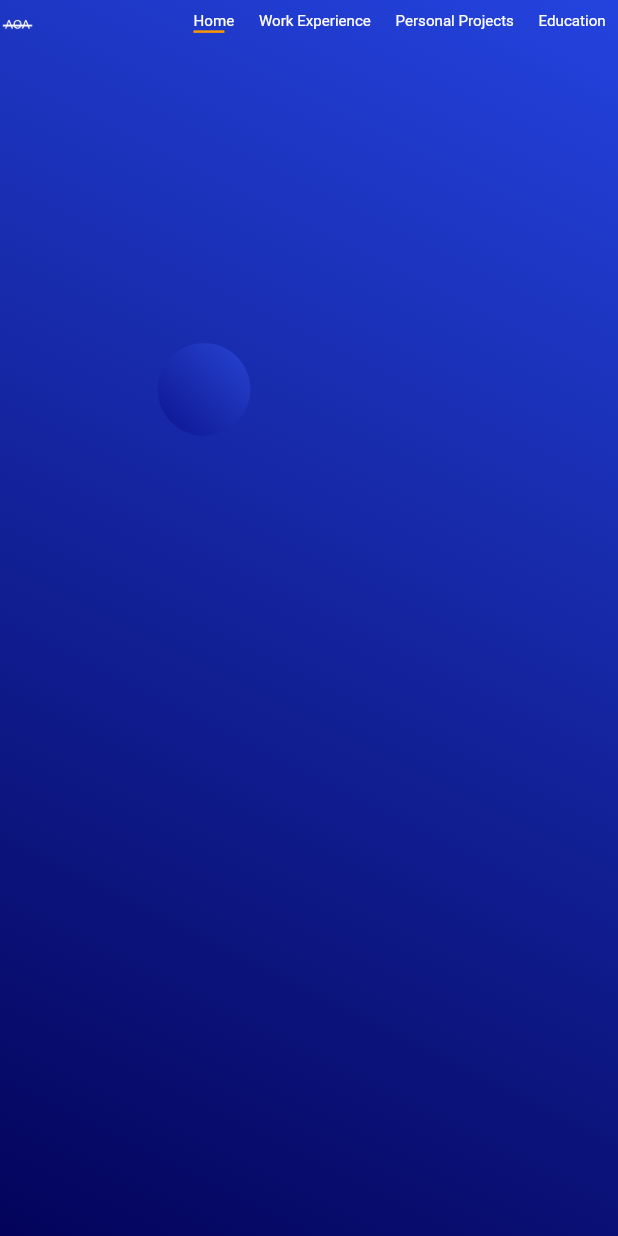
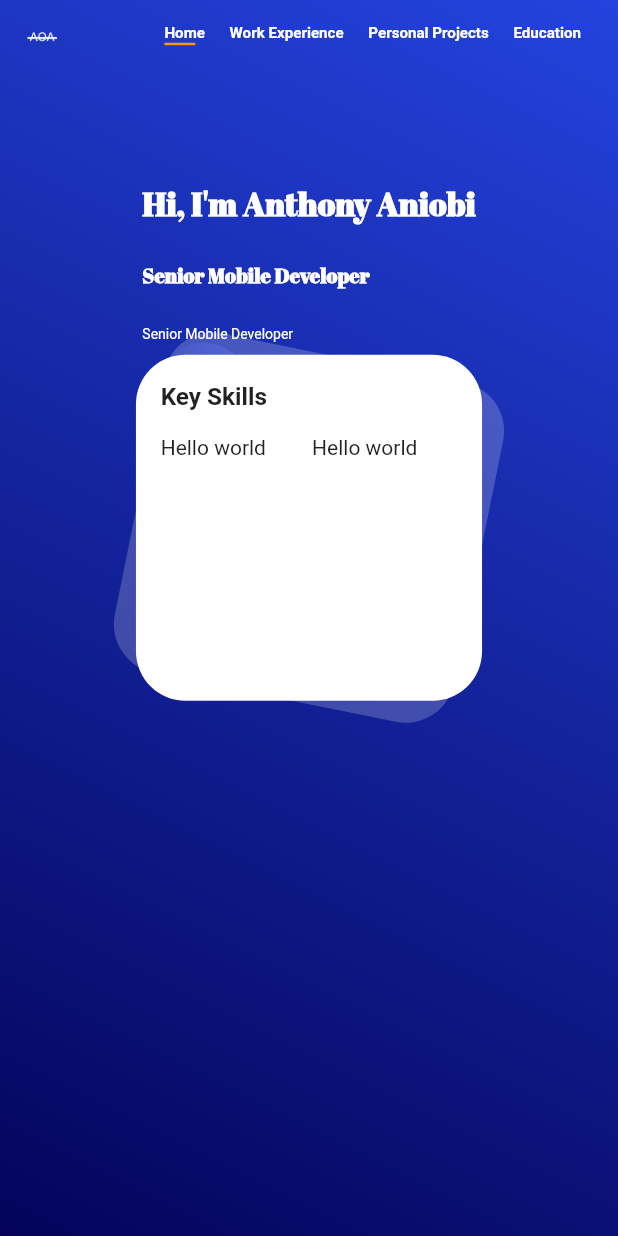
Before and after one commit to AnthonyAniobi/Portfolio, a Flutter app: the screen it shows after launch, on a phone screen of 412 x 824 dp. Run offline on Flutter 3.47's test engine with Material 2 defaults, Android fonts, the light colour scheme and no system bars; our stand-ins replace responsive_sizer, url_strategy.

Commit message:
create all screens

```diff
--- a/lib/screens/home/home_screen.dart
+++ b/lib/screens/home/home_screen.dart
@@ -1,6 +1,6 @@
 import 'package:flutter/material.dart';
-import 'package:portfolio/widgets/screen_background.dart';
-import 'package:portfolio/widgets/top_navbar.dart';
+import 'package:portfolio/screens/home/widgets/about_widget.dart';
+import 'package:portfolio/screens/home/widgets/skill_widget.dart';
 import 'package:responsive_sizer/responsive_sizer.dart';
 
 class HomeScreen extends StatelessWidget {
@@ -10,18 +10,33 @@ class HomeScreen extends StatelessWidget {
   Widget build(BuildContext context) {
     return Padding(
       padding: EdgeInsets.symmetric(horizontal: 4.w),
+      child: SingleChildScrollView(
         child: Column(
           children: [
+            SizedBox(height: 10.h),
             LayoutBuilder(builder: (context, constraints) {
-            if (Device.screenType == ScreenType.mobile) {
+              if (Device.width < 500) {
                 // mobile header
-              return Column();
+                return Column(
+                  children: const [AboutWidget(), SkillWidget()],
+                );
+              } else if (Device.width >= 500 && Device.width < 750) {
+                // tablet header
+                return Row(
+                  mainAxisAlignment: MainAxisAlignment.spaceAround,
+                  children: const [AboutWidget(), SkillWidget()],
+                );
               } else {
                 // tablet header
-              return Row();
+                return Row(
+                  mainAxisAlignment: MainAxisAlignment.spaceEvenly,
+                  children: const [AboutWidget(), SkillWidget()],
+                );
               }
             }),
+            SizedBox(height: 10.h),
           ],
+        ),
       ),
     );
   }
--- /dev/null
+++ b/lib/screens/home/widgets/about_widget.dart
@@ -0,0 +1,44 @@
+import 'package:flutter/material.dart';
+import 'package:responsive_sizer/responsive_sizer.dart';
+
+class AboutWidget extends StatelessWidget {
+  const AboutWidget({super.key});
+
+  @override
+  Widget build(BuildContext context) {
+    return SizedBox(
+      child: Column(
+        mainAxisAlignment: MainAxisAlignment.center,
+        crossAxisAlignment: CrossAxisAlignment.start,
+        children: [
+          Text(
+            "Hi, I'm Anthony Aniobi",
+            style: TextStyle(
+                fontSize: 19.sp,
+                fontWeight: FontWeight.w700,
+                color: Colors.white,
+                fontFamily: 'AbrilFatface'),
+          ),
+          SizedBox(height: 3.h),
+          Text(
+            "Senior Mobile Developer",
+            style: TextStyle(
+                fontSize: 15.sp,
+                fontWeight: FontWeight.w700,
+                color: Colors.white,
+                fontFamily: 'AbrilFatface'),
+          ),
+          SizedBox(height: 3.h),
+          Text(
+            "Senior Mobile Developer",
+            style: TextStyle(
+              fontSize: 12.5.sp,
+              fontWeight: FontWeight.w400,
+              color: Colors.white,
+            ),
+          ),
+        ],
+      ),
+    );
+  }
+}
--- /dev/null
+++ b/lib/screens/home/widgets/skill_widget.dart
@@ -0,0 +1,81 @@
+import 'package:flutter/material.dart';
+import 'package:responsive_sizer/responsive_sizer.dart';
+
+class SkillWidget extends StatelessWidget {
+  const SkillWidget({super.key});
+
+  @override
+  Widget build(BuildContext context) {
+    double size;
+    if (Device.width < 500) {
+      size = 60.w;
+    } else if (Device.width >= 500 && Device.width < 750) {
+      size = 45.w;
+    } else {
+      size = 50.h;
+    }
+
+    return SizedBox(
+      width: size,
+      height: size,
+      child: Stack(
+        children: [
+          Transform.rotate(
+            angle: 0.2,
+            child: Container(
+              width: size,
+              height: size,
+              margin: EdgeInsets.all(1.h),
+              decoration: BoxDecoration(
+                  color: Colors.white.withOpacity(0.2),
+                  borderRadius: BorderRadius.circular(4.h)),
+            ),
+          ),
+          Container(
+            width: size,
+            height: size,
+            margin: EdgeInsets.all(1.h),
+            padding: EdgeInsets.symmetric(horizontal: 4.w, vertical: 4.5.w),
+            decoration: BoxDecoration(
+              color: Colors.white,
+              borderRadius: BorderRadius.circular(4.h),
+            ),
+            child: Column(
+              crossAxisAlignment: CrossAxisAlignment.start,
+              children: [
+                Text(
+                  "Key Skills",
+                  style: TextStyle(
+                    fontSize: 16.5.sp,
+                    fontWeight: FontWeight.w700,
+                  ),
+                ),
+                SizedBox(height: 2.h),
+                Row(
+                  mainAxisAlignment: MainAxisAlignment.spaceBetween,
+                  children: [
+                    Expanded(
+                      child: Column(
+                        mainAxisAlignment: MainAxisAlignment.start,
+                        crossAxisAlignment: CrossAxisAlignment.start,
+                        children: [Text("Hello world")],
+                      ),
+                    ),
+                    SizedBox(width: 1.w),
+                    Expanded(
+                      child: Column(
+                        mainAxisAlignment: MainAxisAlignment.start,
+                        crossAxisAlignment: CrossAxisAlignment.start,
+                        children: [Text("Hello world")],
+                      ),
+                    ),
+                  ],
+                )
+              ],
+            ),
+          ),
+        ],
+      ),
+    );
+  }
+}
--- /dev/null
+++ b/lib/util/models/education_model.dart
@@ -0,0 +1,35 @@
+class Education {
+  final String school;
+  final String course;
+  final String degree;
+  final String grade;
+  final DateTime startDate;
+  final DateTime? endDate;
+  final bool isOnline;
+
+  Education({
+    required this.school,
+    required this.course,
+    required this.degree,
+    required this.grade,
+    required this.startDate,
+    this.endDate,
+    this.isOnline = false,
+  });
+
+  static List<Education> all() => [
+        Education(
+            school: "University of Nigeria Nsukka",
+            course: "Engineering",
+            degree: "Bachelor of Engineering",
+            grade: "4.32/5",
+            startDate: DateTime(2019)),
+        Education(
+            school: "University of Illinois",
+            course: "Programming in C++",
+            degree: "Specialization Course",
+            grade: "98%",
+            isOnline: true,
+            startDate: DateTime(2021)),
+      ];
+}
--- a/lib/widgets/screen_background.dart
+++ b/lib/widgets/screen_background.dart
@@ -41,7 +41,7 @@ class ScreenBackground extends StatelessWidget {
           ),
           SizedBox(
             width: 100.w,
-            height: 100.w,
+            height: 100.h,
             child: Column(
               children: [
                 SizedBox(height: 2.w),
@@ -52,43 +52,6 @@ class ScreenBackground extends StatelessWidget {
           )
         ],
       ),
-      // body: Stack(
-      //   children: [
-      //     Container(
-      //       width: 100.w,
-      //       height: 100.h,
-      //       decoration: const BoxDecoration(
-      //         gradient: LinearGradient(
-      //           colors: [Color(0xFF03035A), Color(0xFF2443DE)],
-      //           begin: Alignment.bottomLeft,
-      //           end: Alignment.topRight,
-      //         ),
-      //       ),
-      //     ),
-      //     Align(
-      //       alignment: const Alignment(-0.4, -0.4),
-      //       child: Container(
-      //         width: 15.w,
-      //         height: 15.w,
-      //         decoration: BoxDecoration(
-      //             shape: BoxShape.circle,
-      //             gradient: LinearGradient(
-      //               colors: [
-      //                 const Color.fromARGB(255, 3, 3, 122).withOpacity(0.5),
-      //                 const Color(0xFF365BF3).withOpacity(0.5)
-      //               ],
-      //               begin: Alignment.bottomLeft,
-      //               end: Alignment.topRight,
-      //             )),
-      //       ),
-      //     ),
-      //     SizedBox(
-      //       width: 100.w,
-      //       height: 100.w,
-      //       child: child,
-      //     )
-      //   ],
-      // ),
     );
   }
 }
--- a/lib/widgets/top_navbar.dart
+++ b/lib/widgets/top_navbar.dart
@@ -16,7 +16,9 @@ class TopNavbar extends StatefulWidget {
 class _TopNavbarState extends State<TopNavbar> {
   @override
   Widget build(BuildContext context) {
-    return Row(
+    return Padding(
+      padding: EdgeInsets.symmetric(horizontal: 4.w),
+      child: Row(
         mainAxisAlignment: MainAxisAlignment.spaceBetween,
         children: [
           Image.asset(
@@ -36,6 +38,7 @@ class _TopNavbarState extends State<TopNavbar> {
             ],
           )
         ],
+      ),
     );
   }
 
@@ -48,7 +51,7 @@ class _TopNavbarState extends State<TopNavbar> {
         });
       },
       child: Padding(
-        padding: EdgeInsets.symmetric(horizontal: 2.w),
+        padding: EdgeInsets.symmetric(horizontal: 2.w, vertical: 2.w),
         child: Column(
           mainAxisSize: MainAxisSize.min,
           crossAxisAlignment: CrossAxisAlignment.start,
@@ -58,6 +61,7 @@ class _TopNavbarState extends State<TopNavbar> {
               style: TextStyle(
                 color: AppColors.white,
                 fontSize: 13.sp,
+                fontWeight: FontWeight.w600,
               ),
             ),
             if (AppRouter.currentRoute == routeName)
--- a/pubspec.yaml
+++ b/pubspec.yaml
@@ -29,7 +29,6 @@ environment:
 # the latest version available on pub.dev. To see which dependencies have newer
 # versions available, run `flutter pub outdated`.
 dependencies:
-  animated_text_kit: ^4.2.2
   cupertino_icons: ^1.0.2
   flutter:
     sdk: flutter
```
Also changed, not shown: lib/screens/education/education_screen.dart (+28 -1 lines), lib/screens/education/widgets/education_card.dart (added, +50 -0 lines), lib/screens/education/widgets/education_info.dart (added, +52 -0 lines), lib/screens/personal_projects/personal_projects_screen.dart (+36 -1 lines), lib/screens/personal_projects/widgets/project_card.dart (added, +51 -0 lines), lib/screens/personal_projects/widgets/project_description.dart (added, +36 -0 lines), lib/screens/work_experience/widgets/experience_card.dart (added, +33 -0 lines), lib/screens/work_experience/work_experience_screen.dart (+42 -1 lines), assets/images/next.png (added), pubspec.lock, 1 other file. Lines whose indentation alone changed are shown as unchanged.
